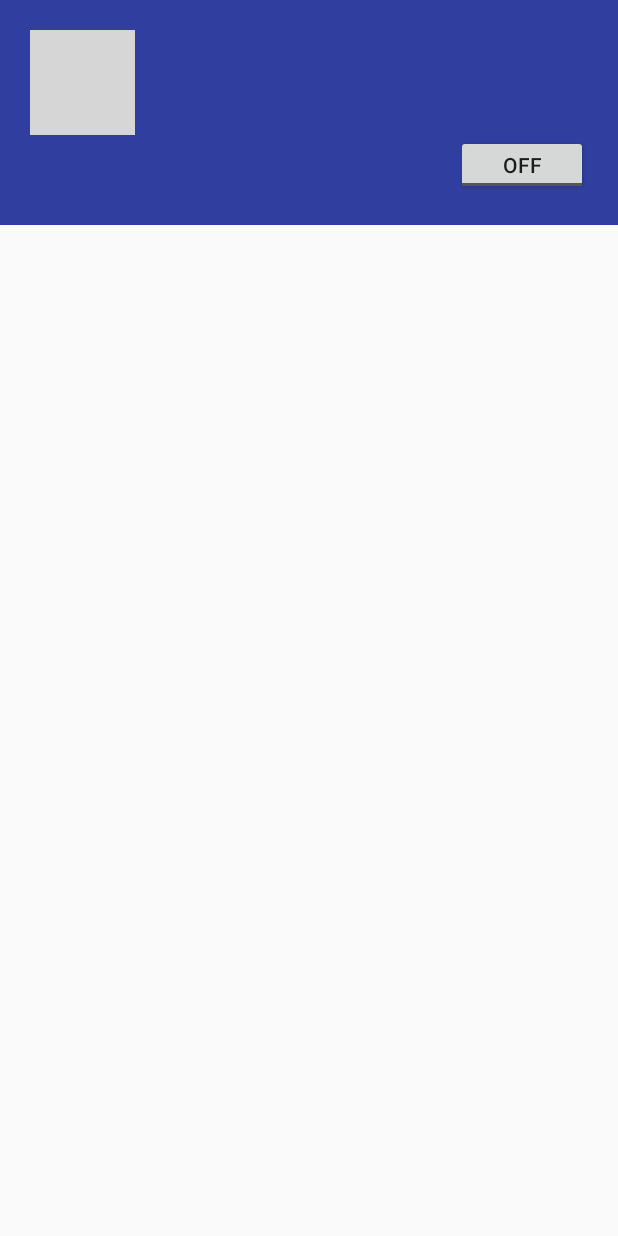
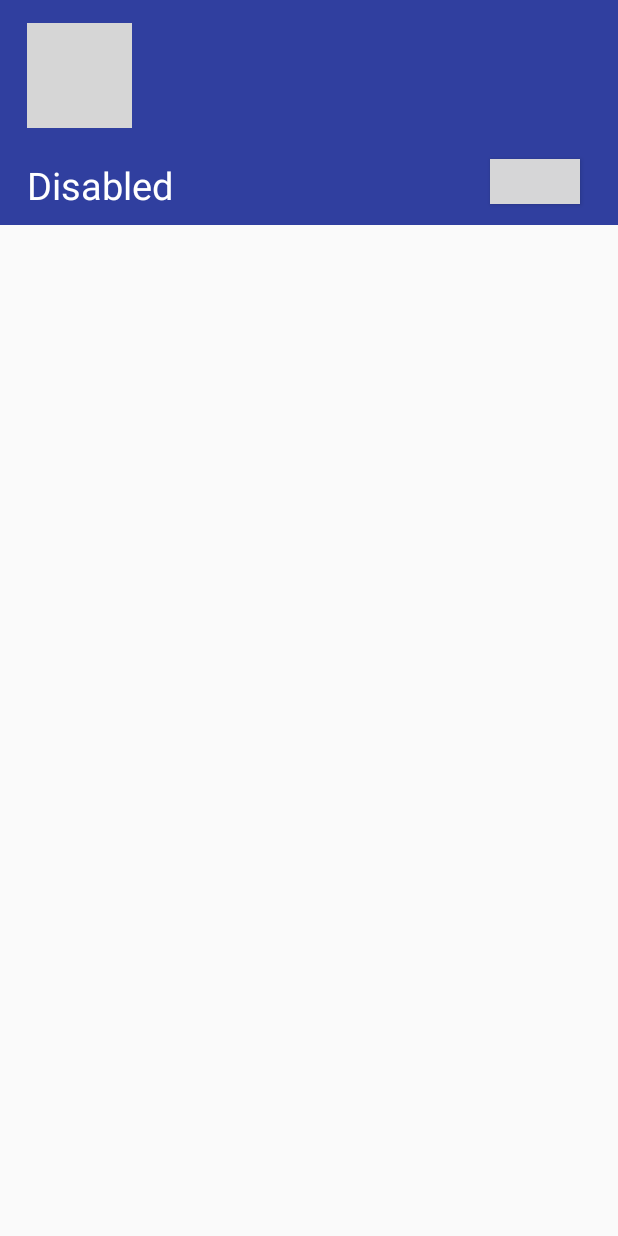
Before and after one commit to prithviprn/AutoRecorder, an Android app: the layout drawer_header.xml on its own in the app's theme, with its tools: preview values and no code run, on a phone screen of 412 x 824 dp. Run offline under Robolectric (Android 15) with nearby library versions, the phone set to English and light mode, and no system bars; grey boxes are pictures that could not be loaded.

Commit message:
Added toggleButton

```diff
--- a/app/src/main/java/ua/moskovkin/autorecorder/MainActivity.java
+++ b/app/src/main/java/ua/moskovkin/autorecorder/MainActivity.java
@@ -13,6 +13,7 @@ import android.support.v7.widget.Toolbar;
 import android.view.MenuItem;
 import android.view.View;
 import android.widget.CompoundButton;
+import android.widget.TextView;
 import android.widget.ToggleButton;
 
 import java.io.File;
@@ -21,6 +22,7 @@ public class MainActivity extends SingleFragmentActivity implements RecorderList
     public static File appFolder;
     private Toolbar toolbar;
     private ToggleButton mToggleButton;
+    private TextView mToggleStatusTextView;
     private DrawerLayout mDrawerLayout;
     private ActionBarDrawerToggle mDrawerToggle;
     private NavigationView mDrawerList;
@@ -85,14 +87,25 @@ public class MainActivity extends SingleFragmentActivity implements RecorderList
         mDrawerToggle = new ActionBarDrawerToggle(this, mDrawerLayout, toolbar, R.string.app_name, R.string.app_name);
         mDrawerLayout.setDrawerListener(mDrawerToggle);
         drawerHeader = mDrawerList.getHeaderView(0);
+        mToggleStatusTextView = (TextView) drawerHeader.findViewById(R.id.toggle_status_text_view);
         mToggleButton = (ToggleButton) drawerHeader.findViewById(R.id.on_off_recording_toggle_button);
         mToggleButton.setChecked(settings.getBoolean(Constants.IS_RECORDING_ON, false));
         mToggleButton.setOnCheckedChangeListener(new CompoundButton.OnCheckedChangeListener() {
             @Override
             public void onCheckedChanged(CompoundButton buttonView, boolean isChecked) {
                 settings.edit().putBoolean(Constants.IS_RECORDING_ON, isChecked).commit();
+                if (isChecked) {
+                    mToggleStatusTextView.setText(R.string.enabled);
+                } else {
+                    mToggleStatusTextView.setText(R.string.disabled);
+                }
             }
         });
+        if (mToggleButton.isChecked()) {
+            mToggleStatusTextView.setText(R.string.enabled);
+        } else {
+            mToggleStatusTextView.setText(R.string.disabled);
+        }
 
         getSupportActionBar().setDisplayHomeAsUpEnabled(true);
     }
--- a/app/src/main/res/layout/drawer_header.xml
+++ b/app/src/main/res/layout/drawer_header.xml
@@ -1,4 +1,4 @@
-<LinearLayout
+<RelativeLayout
     xmlns:android="http://schemas.android.com/apk/res/android"
     android:id="@+id/drawer_header"
     android:orientation="vertical"
@@ -11,16 +11,37 @@
         android:layout_height="70dp"
         android:src="@drawable/logo"
         android:layout_gravity="top|left"
-        android:layout_marginLeft="20dp"
-        android:layout_marginTop="20dp" />
+        android:layout_alignParentTop="true"
+        android:layout_alignParentLeft="true"
+        android:layout_alignParentStart="true"
+        android:layout_marginLeft="18dp"
+        android:layout_marginStart="18dp"
+        android:layout_marginTop="15dp"
+        android:id="@+id/imageView" />
 
     <ToggleButton
+        android:layout_width="60dp"
+        android:layout_height="30dp"
+        android:id="@+id/on_off_recording_toggle_button"
+        android:background="@drawable/toggle_selector"
+        android:textOn=""
+        android:textOff=""
+        android:layout_alignParentBottom="true"
+        android:layout_alignParentRight="true"
+        android:layout_alignParentEnd="true"
+        android:layout_marginRight="25dp"
+        android:layout_marginEnd="25dp"
+        android:layout_marginBottom="14dp" />
+
+    <TextView
         android:layout_width="wrap_content"
         android:layout_height="wrap_content"
-        android:id="@+id/on_off_recording_toggle_button"
-        android:layout_gravity="right"
-        android:layout_marginBottom="20dp"
-        android:layout_marginRight="20dp"
-        android:checked="false" />
+        android:text="@string/disabled"
+        android:id="@+id/toggle_status_text_view"
+        android:textSize="25sp"
+        android:textColor="@android:color/background_light"
+        android:layout_alignTop="@+id/on_off_recording_toggle_button"
+        android:layout_alignLeft="@+id/imageView"
+        android:layout_alignStart="@+id/imageView" />
 
-</LinearLayout>
+</RelativeLayout>
--- a/app/src/main/res/values/strings.xml
+++ b/app/src/main/res/values/strings.xml
@@ -8,5 +8,7 @@
     <string name="outgoing_title">Outgoing</string>
     <string name="by_contact_title">By Contact</string>
     <string name="close_app">Exit</string>
-    <string name="action_recording_text">Recording...</string>
+    <string name="action_recording_text">Recording…</string>
+    <string name="enabled">Enabled</string>
+    <string name="disabled">Disabled</string>
 </resources>
```
